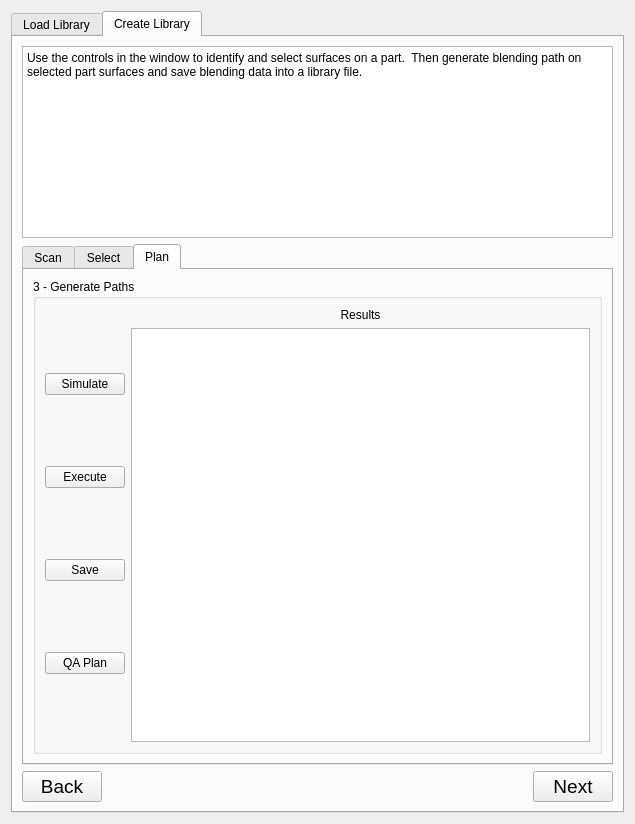
The window that godel_plugins/src/widgets/robot_blending_plugin.ui (gavanderhoorn/godel) describes before a commit, drawn with Qt 5.
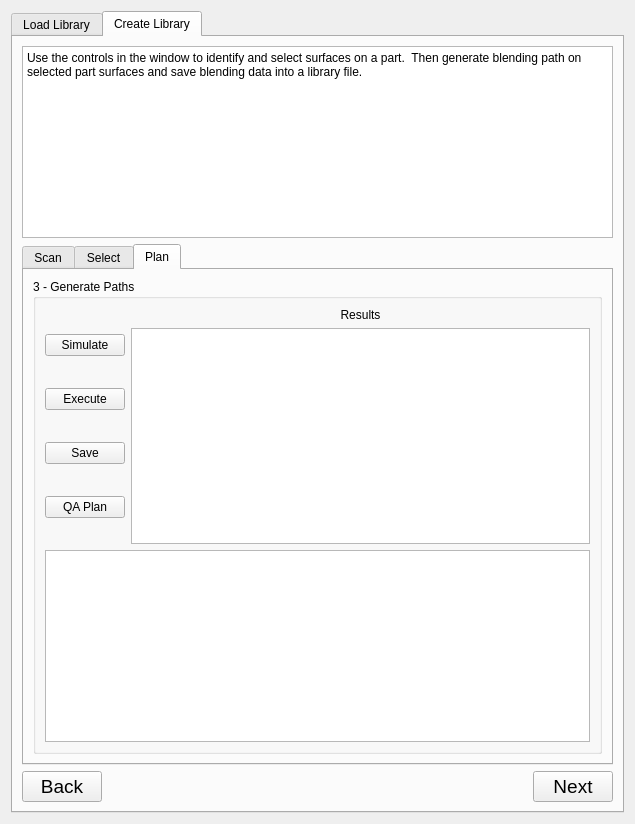
The same window after the commit. The open tabs and pages were chosen to show the change.

Commit message: QA now blocks until feedback is received.

The edit to the form file:
```diff
--- a/godel_plugins/src/widgets/robot_blending_plugin.ui
+++ b/godel_plugins/src/widgets/robot_blending_plugin.ui
@@ -650,6 +650,19 @@
                 </item>
                </layout>
               </item>
+              <item>
+               <widget class="QTextEdit" name="textEditQAFeedback">
+                <property name="sizePolicy">
+                 <sizepolicy hsizetype="Expanding" vsizetype="Minimum">
+                  <horstretch>0</horstretch>
+                  <verstretch>0</verstretch>
+                 </sizepolicy>
+                </property>
+                <property name="readOnly">
+                 <bool>true</bool>
+                </property>
+               </widget>
+              </item>
              </layout>
             </widget>
            </item>
```
Left out of the diff: 11 changed lines with no effect on the pictures. The commit also changes 5 other files.
